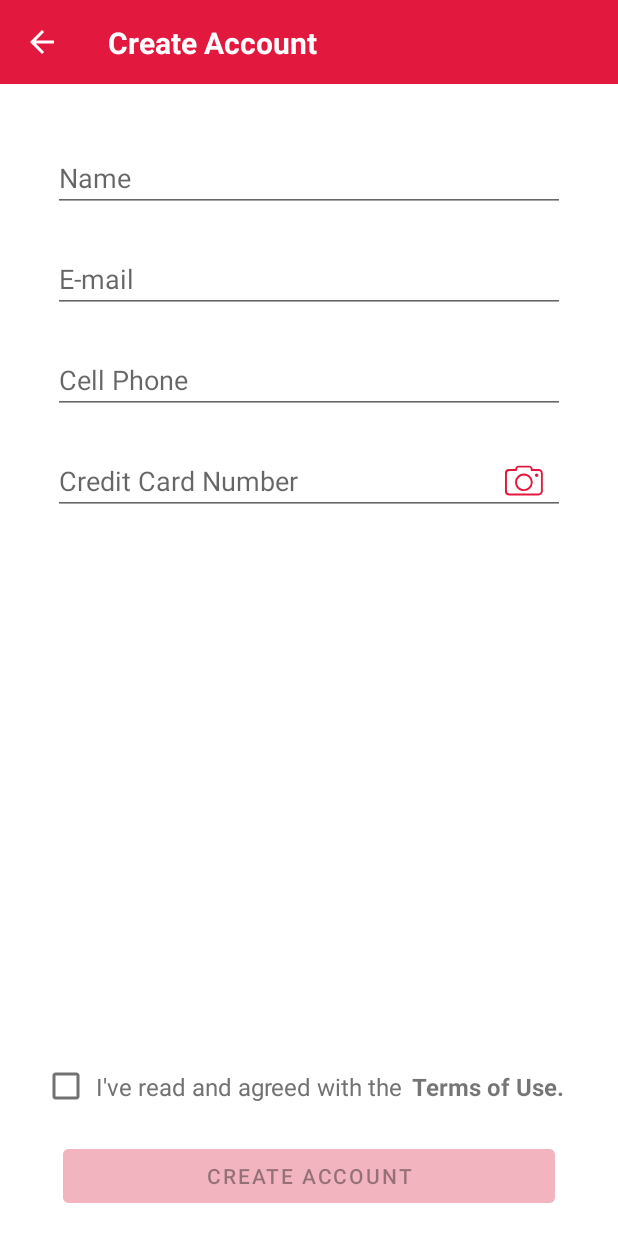
After one commit to lucasemanuelx/CardManager, an Android app: the CreateAccountFragment screen opened through its navigation route, on a phone screen of 412 x 824 dp. The commit adds this screen. Run offline under Robolectric (Android 15) with nearby library versions, the phone set to English and light mode, and no system bars; our stand-ins replace data binding.

Commit message:
setup create account fragment

```diff
--- a/app/src/main/AndroidManifest.xml
+++ b/app/src/main/AndroidManifest.xml
@@ -1,7 +1,9 @@
 <?xml version="1.0" encoding="utf-8"?>
 <manifest xmlns:android="http://schemas.android.com/apk/res/android"
     package="com.example.cardmanager">
-
+    <uses-permission android:name="android.permission.CAMERA" />
+    <uses-permission android:name="android.permission.ACCESS_NETWORK_STATE"/>
+    <uses-permission android:name="android.permission.INTERNET" />
     <application
         android:allowBackup="true"
         android:icon="@mipmap/ic_launcher"
@@ -10,6 +12,7 @@
         android:supportsRtl="true"
         android:theme="@style/Theme.CardManager">
         <activity
+            android:screenOrientation="portrait"
             android:name=".MainActivity"
             android:exported="true">
             <intent-filter>
--- /dev/null
+++ b/app/src/main/java/com/example/cardmanager/model/CreateAccountViewModel.kt
@@ -0,0 +1,51 @@
+package com.example.cardmanager.model
+
+import androidx.lifecycle.LiveData
+import androidx.lifecycle.MutableLiveData
+import androidx.lifecycle.ViewModel
+
+class CreateAccountViewModel : ViewModel() {
+
+    private var _shouldEnableCreateAccountButton = MutableLiveData<Boolean>(false)
+    val shouldEnableCreateAccountButton: LiveData<Boolean> get() = _shouldEnableCreateAccountButton
+
+    val createAccountName = MutableLiveData<String>("")
+    val createAccountEmail = MutableLiveData<String>("")
+    val createAccountCellPhone = MutableLiveData<String>("")
+    val createAccountCreditCardNumber = MutableLiveData<String>("")
+    val createAccountTermsOfUse = MutableLiveData<Boolean>(false)
+
+    //TODO ENABLE BUTTON DEPENDING ON IF ALL BOXES ARE FILLED, NOT IF THE BUTTON WAS CLICKED
+    //TODO SEARCH OBSERVER
+    fun enableButton() {
+        if (nameIsValid() &&
+            emailIsValid() &&
+            phoneNumberIsValid() &&
+            creditCardNumberIsValid()
+        ) {
+            _shouldEnableCreateAccountButton.postValue(shouldEnableCreateAccountButton.value!!.not())
+        }
+    }
+
+    private fun nameIsValid(): Boolean {
+        if (createAccountName.value!!.length >= 5) return true
+        return false
+    }
+
+    private fun emailIsValid(): Boolean {
+        if (createAccountEmail.value!!.contains("@") &&
+            createAccountEmail.value!!.endsWith(".com")
+        ) return true
+        return false
+    }
+
+    private fun phoneNumberIsValid(): Boolean {
+        if (createAccountCellPhone.value!!.length == 15) return true
+        return false
+    }
+
+    private fun creditCardNumberIsValid(): Boolean {
+        if (createAccountCreditCardNumber.value!!.length == 19) return true
+        return false
+    }
+}
--- a/app/src/main/java/com/example/cardmanager/model/LoginViewModel.kt
+++ b/app/src/main/java/com/example/cardmanager/model/LoginViewModel.kt
@@ -1,10 +1,13 @@
 package com.example.cardmanager.model
 
+import android.content.SharedPreferences
 import androidx.lifecycle.LiveData
 import androidx.lifecycle.MutableLiveData
 import androidx.lifecycle.ViewModel
 
-class LoginViewModel : ViewModel() {
+class LoginViewModel(
+    sharedPreferences: SharedPreferences
+) : ViewModel() {
     var loginEmail = MutableLiveData<String>("iosbootcamp2@ciandt.com")
     var loginPassword = MutableLiveData<String>("strongpwd")
 
--- /dev/null
+++ b/app/src/main/java/com/example/cardmanager/ui/CreateAccountFragment.kt
@@ -0,0 +1,63 @@
+package com.example.cardmanager.ui
+
+import android.os.Bundle
+import androidx.fragment.app.Fragment
+import android.view.LayoutInflater
+import android.view.View
+import android.view.ViewGroup
+import androidx.databinding.DataBindingUtil
+import androidx.fragment.app.viewModels
+import androidx.navigation.fragment.findNavController
+import com.ciandt.cardmanager.mask.Mask.Companion.creditCardMask
+import com.ciandt.cardmanager.mask.Mask.Companion.phoneNumberMask
+import com.ciandt.cardmanager.mask.MaskWatcher
+import com.example.cardmanager.R
+import com.example.cardmanager.databinding.FragmentCreateAccountBinding
+import com.example.cardmanager.model.CreateAccountViewModel
+
+class CreateAccountFragment : Fragment() {
+    private val viewModel: CreateAccountViewModel by viewModels()
+    private lateinit var binding: FragmentCreateAccountBinding
+
+    override fun onCreateView(
+        inflater: LayoutInflater, container: ViewGroup?,
+        savedInstanceState: Bundle?
+    ): View? {
+        binding = DataBindingUtil.inflate<FragmentCreateAccountBinding?>(
+            inflater,
+            R.layout.fragment_create_account,
+            container,
+            false
+        )
+            .apply { createAccountViewModel = viewModel }
+
+        binding.buttonBack.setOnClickListener {
+            navigateBack()
+        }
+        binding.buttonCreateAccount.setOnClickListener {
+            navigateBack()
+        }
+
+        maskFields()
+
+        viewModel.shouldEnableCreateAccountButton.observe(viewLifecycleOwner) { enableButton ->
+            binding.buttonCreateAccount.isEnabled = enableButton
+        }
+
+        return binding.root
+    }
+
+
+    private fun navigateBack() {
+        findNavController().navigateUp()
+    }
+
+    private fun maskFields() {
+        binding.createAccountCellPhone.addTextChangedListener(
+            MaskWatcher(phoneNumberMask)
+        )
+        binding.createAccountCreditCardNumber.addTextChangedListener(
+            MaskWatcher(creditCardMask)
+        )
+    }
+}
--- /dev/null
+++ b/app/src/main/res/layout/fragment_create_account.xml
@@ -0,0 +1,176 @@
+<?xml version="1.0" encoding="utf-8"?>
+<layout>
+
+    <data>
+        <variable
+            name="createAccountViewModel"
+            type="com.example.cardmanager.model.CreateAccountViewModel" />
+    </data>
+
+    <androidx.constraintlayout.widget.ConstraintLayout xmlns:android="http://schemas.android.com/apk/res/android"
+        xmlns:app="http://schemas.android.com/apk/res-auto"
+        xmlns:tools="http://schemas.android.com/tools"
+        android:layout_width="match_parent"
+        android:layout_height="match_parent"
+        tools:context="com.example.cardmanager.ui.CreateAccountFragment">
+
+        <androidx.appcompat.widget.Toolbar
+            android:id="@+id/toolBar"
+            android:layout_width="match_parent"
+            android:layout_height="?attr/actionBarSize"
+            android:background="@color/future_red"
+            app:layout_constraintEnd_toEndOf="parent"
+            app:layout_constraintStart_toStartOf="parent"
+            app:layout_constraintTop_toTopOf="parent" />
+
+        <TextView
+            android:id="@+id/screenTitle"
+            android:layout_width="wrap_content"
+            android:layout_height="wrap_content"
+            android:layout_marginStart="32dp"
+            android:text="@string/create_account"
+            android:textColor="@color/lean_white"
+            android:textSize="20sp"
+            android:textStyle="bold"
+            app:layout_constraintBottom_toBottomOf="@+id/toolBar"
+            app:layout_constraintStart_toEndOf="@+id/buttonBack"
+            app:layout_constraintTop_toTopOf="@+id/toolBar" />
+
+        <ImageButton
+            android:id="@+id/buttonBack"
+            android:layout_width="wrap_content"
+            android:layout_height="wrap_content"
+            android:src="@drawable/ic_baseline_arrow_back_24"
+            app:layout_constraintBottom_toBottomOf="@+id/toolBar"
+            app:layout_constraintStart_toStartOf="@+id/toolBar"
+            app:layout_constraintTop_toTopOf="@+id/toolBar"
+            android:contentDescription="@string/arrowback"
+            android:layout_marginStart="16dp"
+            android:background="#00FFFFFF"
+            app:tint="@color/lean_white" />
+
+        <EditText
+            android:id="@+id/createAccountName"
+            android:layout_width="wrap_content"
+            android:layout_height="wrap_content"
+            android:layout_marginTop="40dp"
+            android:ems="16"
+            android:hint="@string/name"
+            android:text="@={createAccountViewModel.createAccountName}"
+            android:inputType="textPersonName"
+            android:maxLength="100"
+            android:maxLines="1"
+            app:layout_constraintEnd_toEndOf="parent"
+            app:layout_constraintStart_toStartOf="parent"
+            app:layout_constraintTop_toBottomOf="@+id/toolBar" />
+
+        <EditText
+            android:id="@+id/createAccountEmail"
+            android:layout_width="wrap_content"
+            android:layout_height="wrap_content"
+            android:layout_marginTop="22dp"
+            android:ems="16"
+            android:hint="@string/e_mail"
+            android:text="@={createAccountViewModel.createAccountEmail}"
+            android:inputType="textEmailAddress"
+            android:maxLength="100"
+            android:maxLines="1"
+            app:layout_constraintEnd_toEndOf="parent"
+            app:layout_constraintStart_toStartOf="parent"
+            app:layout_constraintTop_toBottomOf="@+id/createAccountName" />
+
+        <EditText
+            android:id="@+id/createAccountCellPhone"
+            android:layout_width="wrap_content"
+            android:layout_height="wrap_content"
+            android:layout_marginTop="22dp"
+            android:ems="16"
+            android:hint="@string/cell_phone"
+            android:text="@={createAccountViewModel.createAccountCellPhone}"
+            android:digits="0123456789( )-"
+            android:inputType="phone"
+            android:maxLength="15"
+            android:maxLines="1"
+            app:layout_constraintEnd_toEndOf="parent"
+            app:layout_constraintStart_toStartOf="parent"
+            app:layout_constraintTop_toBottomOf="@+id/createAccountEmail" />
+
+        <EditText
+            android:id="@+id/createAccountCreditCardNumber"
+            android:layout_width="wrap_content"
+            android:layout_height="wrap_content"
+            android:layout_marginTop="22dp"
+            android:ems="16"
+            android:hint="@string/credit_card_number"
+            android:text="@={createAccountViewModel.createAccountCreditCardNumber}"
+            android:digits="0123456789 "
+            android:inputType="number"
+            android:maxLength="19"
+            android:maxLines="1"
+            app:layout_constraintEnd_toEndOf="parent"
+            app:layout_constraintStart_toStartOf="parent"
+            app:layout_constraintTop_toBottomOf="@+id/createAccountCellPhone" />
+
+        <ImageButton
+            android:id="@+id/buttonCamera"
+            android:layout_width="wrap_content"
+            android:layout_height="wrap_content"
+            android:src="@drawable/ic_camera"
+            android:background="#00FFFFFF"
+            android:layout_marginEnd="12dp"
+            app:layout_constraintBottom_toBottomOf="@+id/createAccountCreditCardNumber"
+            app:layout_constraintEnd_toEndOf="@+id/createAccountCreditCardNumber"
+            app:layout_constraintTop_toTopOf="@+id/createAccountCreditCardNumber" />
+
+        <CheckBox
+            android:id="@+id/checkBoxTermsOfUse"
+            android:layout_width="40dp"
+            android:layout_height="wrap_content"
+            android:layout_marginStart="24dp"
+            android:layout_marginBottom="12dp"
+            app:layout_constraintBottom_toTopOf="@+id/buttonCreateAccount"
+            app:layout_constraintStart_toStartOf="parent"
+            android:buttonTint="@color/warm_grey"
+            android:checked="@={createAccountViewModel.createAccountTermsOfUse}"
+            android:onClick="@{() -> createAccountViewModel.enableButton()}"/>
+
+        <TextView
+            android:id="@+id/iAgree"
+            android:layout_width="wrap_content"
+            android:layout_height="wrap_content"
+            android:text="@string/i_agreed"
+            android:textColor="@color/warm_grey"
+            android:textSize="16sp"
+            app:layout_constraintBottom_toBottomOf="@+id/checkBoxTermsOfUse"
+            app:layout_constraintStart_toEndOf="@+id/checkBoxTermsOfUse"
+            app:layout_constraintTop_toTopOf="@+id/checkBoxTermsOfUse"/>
+
+        <TextView
+            android:id="@+id/termsOfUse"
+            android:layout_width="wrap_content"
+            android:layout_height="wrap_content"
+            android:layout_marginStart="6dp"
+            android:linksClickable="true"
+            android:text="@string/terms_of_use"
+            android:textSize="16sp"
+            android:textStyle="bold"
+            app:layout_constraintBottom_toBottomOf="@+id/iAgree"
+            app:layout_constraintStart_toEndOf="@+id/iAgree"
+            app:layout_constraintTop_toTopOf="@+id/iAgree" />
+
+        <Button
+            android:id="@+id/buttonCreateAccount"
+            android:layout_width="wrap_content"
+            android:layout_height="wrap_content"
+            android:width="328dp"
+            android:text="@string/create_account"
+            app:layout_constraintBottom_toBottomOf="parent"
+            app:layout_constraintEnd_toEndOf="parent"
+            app:layout_constraintStart_toStartOf="parent"
+            android:layout_marginBottom="16dp"
+            android:backgroundTint="@color/button_background_color"
+            android:enabled="false"/>
+
+
+    </androidx.constraintlayout.widget.ConstraintLayout>
+</layout>
--- a/app/src/main/res/navigation/nav_graph.xml
+++ b/app/src/main/res/navigation/nav_graph.xml
@@ -7,5 +7,16 @@
     <fragment
         android:id="@+id/loginFragment"
         android:name="com.example.cardmanager.ui.LoginFragment"
-        android:label="LoginFragment" />
+        android:label="fragment_login"
+        tools:layout="@layout/fragment_login" >
+        <action
+            android:id="@+id/action_loginFragment_to_createAccountFragment"
+            app:destination="@id/createAccountFragment" />
+
+    </fragment>
+    <fragment
+        android:id="@+id/createAccountFragment"
+        android:name="com.example.cardmanager.ui.CreateAccountFragment"
+        android:label="fragment_create_account"
+        tools:layout="@layout/fragment_create_account" />
 </navigation>
--- a/app/src/main/res/values/strings.xml
+++ b/app/src/main/res/values/strings.xml
@@ -1,5 +1,5 @@
 <resources>
-    <string name="app_name">Card Manager2</string>
+    <string name="app_name">Card Manager</string>
     <!-- TODO: Remove or change this placeholder text -->
     <string name="hello_blank_fragment">Hello blank fragment</string>
     <string name="e_mail">E-mail</string>
```
Also changed, not shown: app/src/main/java/com/example/cardmanager/mask/Mask.kt (added, +8 -0 lines), app/src/main/java/com/example/cardmanager/mask/MaskWatcher.kt (added, +34 -0 lines), app/src/main/java/com/example/cardmanager/ui/LoginFragment.kt (+123 -7 lines).
